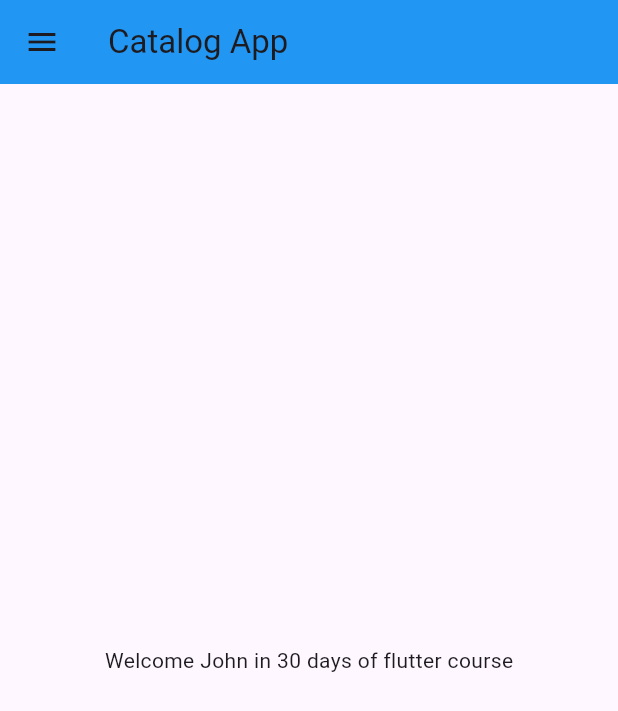
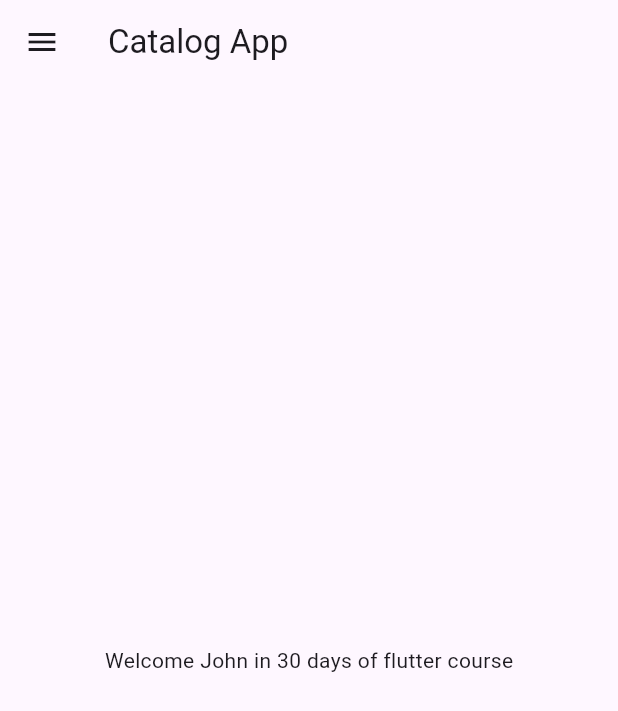
Before and after one commit to ManthanAndroidDev/BasicFlutter, a Flutter app: the screen it shows after launch, on a phone screen of 412 x 824 dp. Shown: the top 711 px of the screen. Run offline on Flutter 3.47's test engine with Material 3 defaults, Android fonts, the phone set to English and light mode, and no system bars.

Commit message:
day 3 completed

```diff
--- a/lib/main.dart
+++ b/lib/main.dart
@@ -1,7 +1,8 @@
 // ignore_for_file: prefer_const_constructors, avoid_unnecessary_containers, use_key_in_widget_constructors
 
 import 'package:flutter/material.dart';
-import 'package:flutter_catalog/home_page.dart';
+import 'package:flutter_catalog/pages/home_page.dart';
+import 'package:flutter_catalog/pages/login_page.dart';
 
 void main() {
   runApp(MyApp());
@@ -10,6 +11,17 @@ void main() {
 class MyApp extends StatelessWidget {
   @override
   Widget build(BuildContext context) {
-    return MaterialApp(home: HomePage());
+    return MaterialApp(
+      // home: HomePage(),
+      themeMode: ThemeMode.light,
+      theme: ThemeData(primarySwatch: Colors.red),
+      darkTheme: ThemeData(brightness: Brightness.dark),
+      initialRoute: "/home",
+      routes: {
+        "/": (context) => LoginPage(),
+        "/home": (context) => HomePage(),
+        "/login": (context) => LoginPage()
+      },
+    );
   }
 }
--- a/lib/home_page.dart
+++ b/lib/pages/home_page.dart
@@ -10,7 +10,6 @@ class HomePage extends StatelessWidget {
     return Scaffold(
       appBar: AppBar(
         title: Text("Catalog App"),
-        backgroundColor: Colors.blue,
       ),
       body: Center(
         child: Container(
```
Also changed, not shown: lib/pages/login_page.dart (added, +16 -0 lines).
